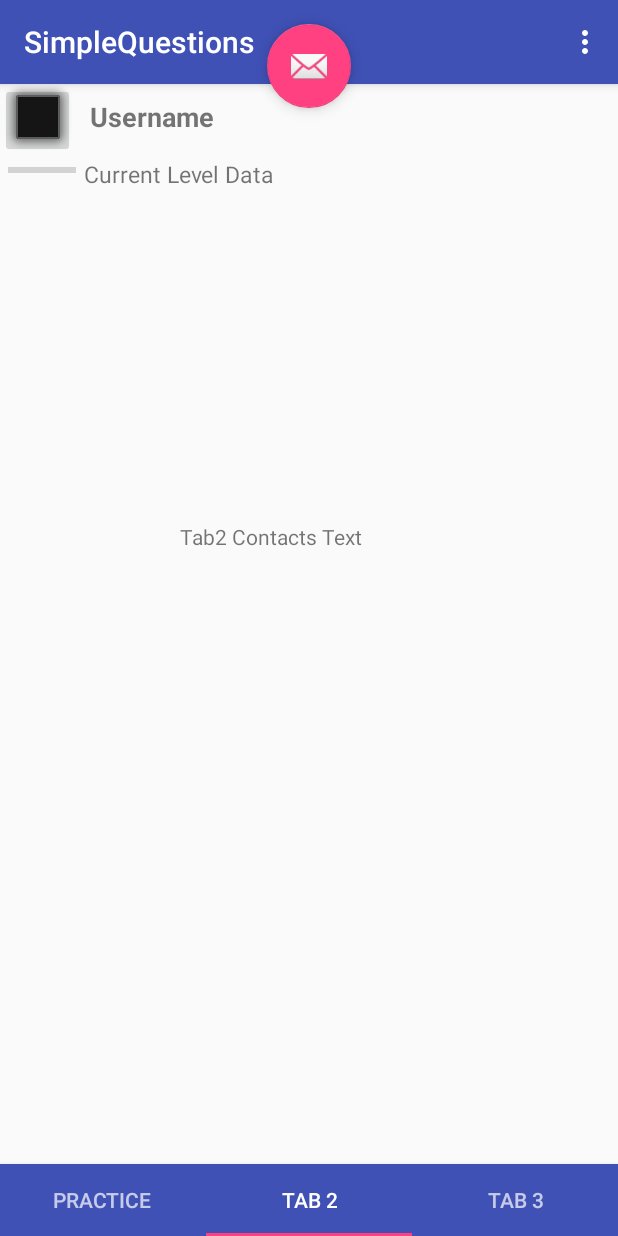
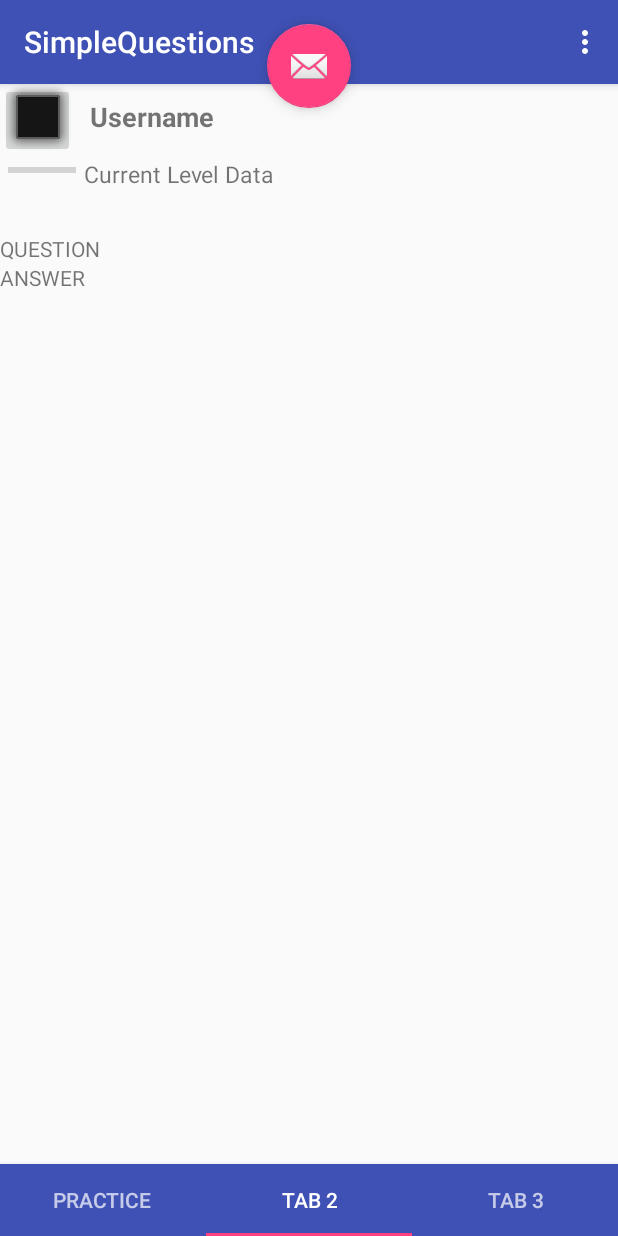
Before and after one commit to ARWongQ/SimpleQuestionsProject, an Android app: the screen it shows after launch (MainActivity), item 2 of the bottom bar chosen, on a phone screen of 412 x 824 dp. Run offline under Robolectric (Android 15) with nearby library versions, the phone set to English and light mode, and no system bars.

Commit message:
fixed recycler view bug

```diff
--- a/app/src/main/java/com/armz/simplequestions/MainActivity.java
+++ b/app/src/main/java/com/armz/simplequestions/MainActivity.java
@@ -107,8 +107,11 @@ public class MainActivity extends AppCompatActivity {
                    Tab1Practice tab1 = new Tab1Practice();
                    return tab1;
                 case 1:
-                    Tab2Contacts tab2 = new Tab2Contacts();
+                    //Tab2Contacts tab2 = new Tab2Contacts();
+                    //return tab2;
+                    QuestionFragment tab2 = new QuestionFragment();
                     return tab2;
+
                 case 2:
                     //Tab3Contacts tab3 = new Tab3Contacts();
                     //return tab3;
--- a/app/src/main/java/com/armz/simplequestions/QuestionFragment.java
+++ b/app/src/main/java/com/armz/simplequestions/QuestionFragment.java
@@ -1,6 +1,6 @@
 package com.armz.simplequestions;
 
-import android.app.Fragment;
+import android.support.v4.app.Fragment;
 import android.os.Bundle;
 import android.view.LayoutInflater;
 import android.view.View;
@@ -21,7 +21,7 @@ public class QuestionFragment extends Fragment {
     public View onCreateView(LayoutInflater inflater, ViewGroup container,
                              Bundle savedInstanceState) {
 
-        View rootView = inflater.inflate(R.layout.fragment_question_list, container, false);
+        View rootView = inflater.inflate(R.layout.fragment_question, container, false);
 
         return rootView;
     }
--- a/app/src/main/res/layout/fragment_question.xml
+++ b/app/src/main/res/layout/fragment_question.xml
@@ -7,6 +7,10 @@
         android:layout_width="match_parent"
         android:layout_height="wrap_content"
         android:orientation="vertical">
+
+        <android.support.v4.widget.Space
+            android:layout_width="match_parent"
+            android:layout_height="100dp" />
 
         <TextView
             android:id="@+id/question_textView"
--- a/app/src/main/res/layout/fragment_question_list.xml
+++ b/app/src/main/res/layout/fragment_question_list.xml
@@ -3,5 +3,4 @@
     android:id="@+id/question_recycler_view"
     android:layout_width="match_parent"
     android:layout_height="match_parent"
-
     />
```
